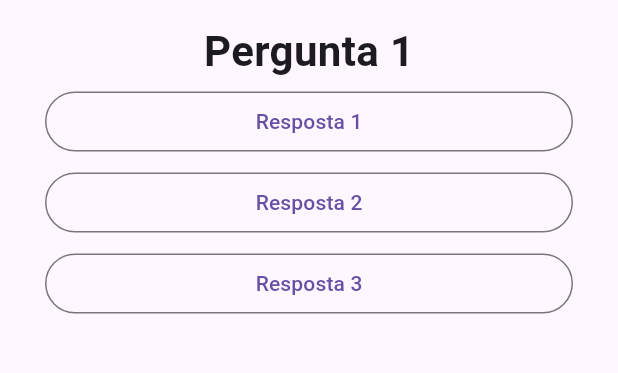
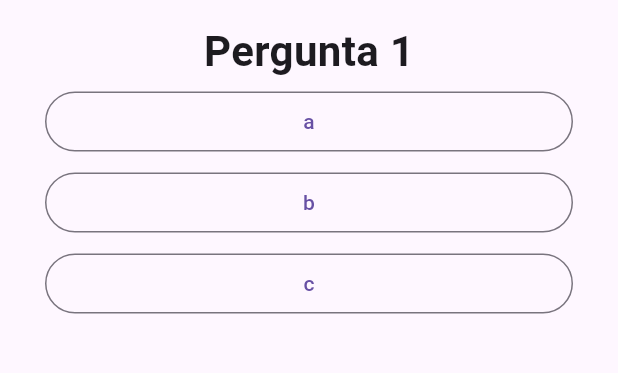
Before and after one commit to JarlissonTomaz/flutter_quiz, a Flutter app: the screen it shows after launch, on a phone screen of 412 x 824 dp, the part 63-436 px from its top. Run offline on Flutter 3.47's test engine with Material 3 defaults, Android fonts, the phone set to English and light mode, and no system bars.

Commit message:
quiz complete

```diff
--- a/lib/home_app.dart
+++ b/lib/home_app.dart
@@ -1,6 +1,5 @@
 import 'package:flutter/material.dart';
-import 'package:flutter_teste_crud/questao.dart';
-import 'package:flutter_teste_crud/resposta.dart';
+import 'package:flutter_teste_crud/questionario.dart';
 import 'package:flutter_teste_crud/resultado.dart';
 
 class HomeApp extends StatefulWidget {
@@ -13,7 +12,7 @@ class HomeApp extends StatefulWidget {
 class _HomeAppState extends State<HomeApp> {
   var _pergunta = 0;
 
-  void _resposta() {
+  void _respondido() {
     setState(() {
       if (temItemNaLista) {
         _pergunta++;
@@ -24,15 +23,27 @@ class _HomeAppState extends State<HomeApp> {
   final List<Map<String, Object>> _listaDePergunta = const [
     {
       'texto': 'Pergunta 1',
-      'resposta': ['a', 'b', 'c']
+      'resposta': [
+        {'texto': 'a', 'pontuacao': 10},
+        {'texto': 'b', 'pontuacao': 5},
+        {'texto': 'c', 'pontuacao': 2},
+      ]
     },
     {
       'texto': 'Pergunta 2',
-      'resposta': ['d', 'e', 'f']
+      'resposta': [
+        {'texto': 'd', 'pontuacao': 10},
+        {'texto': 'e', 'pontuacao': 5},
+        {'texto': 'f', 'pontuacao': 2},
+      ]
     },
     {
       'texto': 'Pergunta 3',
-      'resposta': ['g', 'h', 'i']
+      'resposta': [
+        {'texto': 'g', 'pontuacao': 10},
+        {'texto': 'h', 'pontuacao': 5},
+        {'texto': 'i', 'pontuacao': 2},
+      ]
     }
   ];
 
@@ -48,17 +59,13 @@ class _HomeAppState extends State<HomeApp> {
         ),
         body: temItemNaLista
             ? Center(
-                child: Column(
-                  children: [
-                    Questao(
-                      _listaDePergunta,
-                      _pergunta,
-                    ),
-                    Resposta(_resposta, 'Resposta 1'),
-                    Resposta(_resposta, 'Resposta 2'),
-                    Resposta(_resposta, 'Resposta 3'),
-                  ],
-                ),
+                child: Column(children: [
+                  Questionario(
+                    respondido: _respondido,
+                    listaDePergunta: _listaDePergunta,
+                    pergunta: _pergunta,
+                  )
+                ]),
               )
             : const Resultado());
   }
--- a/lib/questao.dart
+++ b/lib/questao.dart
@@ -1,16 +1,14 @@
 import 'package:flutter/material.dart';
 
 class Questao extends StatelessWidget {
-  const Questao(this.listaDePergunta, this.pergunta, {super.key});
+  const Questao(this.perguntaTexto, {super.key});
 
-  final List<Map<String, Object>> listaDePergunta;
-
-  final int pergunta;
+  final String perguntaTexto;
 
   @override
   Widget build(BuildContext context) {
     return Text(
-      listaDePergunta[pergunta]['texto'] as String,
+      perguntaTexto,
       style: const TextStyle(
         fontSize: 28,
         fontWeight: FontWeight.bold,
--- /dev/null
+++ b/lib/questionario.dart
@@ -0,0 +1,36 @@
+import 'package:flutter/material.dart';
+import 'package:flutter_teste_crud/questao.dart';
+import 'package:flutter_teste_crud/resposta.dart';
+
+class Questionario extends StatelessWidget {
+  const Questionario({
+    required this.respondido,
+    required this.listaDePergunta,
+    required this.pergunta,
+    super.key,
+  });
+
+  final void Function() respondido;
+
+  final List<Map<String, Object>> listaDePergunta;
+
+  final int pergunta;
+
+  bool get temItemNaLista {
+    return pergunta < listaDePergunta.length;
+  }
+
+  @override
+  Widget build(BuildContext context) {
+    var respostas = temItemNaLista
+        ? listaDePergunta[pergunta]['resposta'] as List<Map<String, Object>>
+        : [];
+
+    return Column(
+      children: [
+        Questao(listaDePergunta[pergunta]['texto'] as String),
+        ...respostas.map((e) => Resposta(respondido, e['texto'] as String))
+      ],
+    );
+  }
+}
--- a/lib/resposta.dart
+++ b/lib/resposta.dart
@@ -1,9 +1,9 @@
 import 'package:flutter/material.dart';
 
 class Resposta extends StatelessWidget {
-  const Resposta(this.resposta, this.texto, {super.key});
+  const Resposta(this.respondido, this.texto, {super.key});
 
-  final void Function() resposta;
+  final void Function() respondido;
 
   final String texto;
 
@@ -16,7 +16,7 @@ class Resposta extends StatelessWidget {
         vertical: 3,
       ),
       child: OutlinedButton(
-        onPressed: resposta,
+        onPressed: respondido,
         child: Text(texto),
       ),
     );
```
